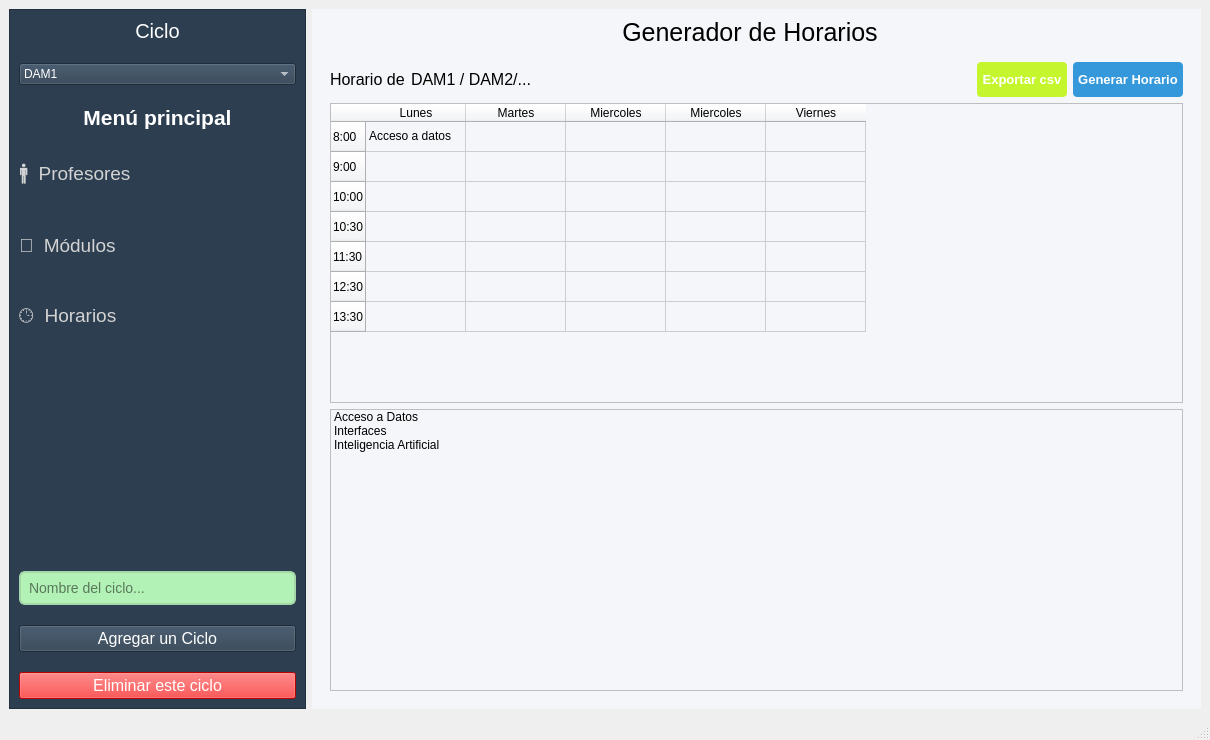
First picture: the form in src/ui/horarios.ui, repository IvanJesusCorbalanPascual/Creador-de-Horarios, before the edit.
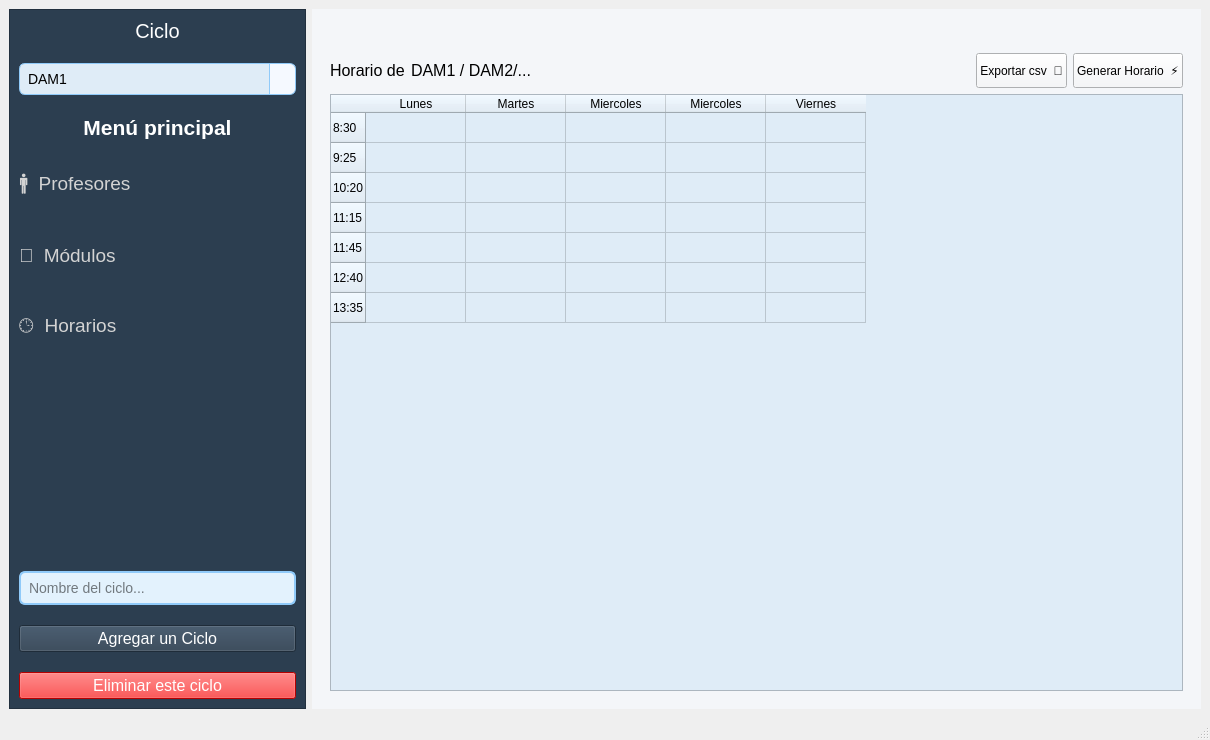
Second picture: the form after the edit. The open tabs and pages were chosen to show the change. Icons and pictures are not drawn.

Patch:
```diff
--- a/src/ui/horarios.ui
+++ b/src/ui/horarios.ui
@@ -74,7 +74,55 @@
           <cursorShape>PointingHandCursor</cursorShape>
          </property>
          <property name="styleSheet">
-          <string notr="true">color:white;</string>
+          <string notr="true">QComboBox {
+    background-color: #dfecf7;
+    /* Borde suave, usando el azul claro de la paleta */
+    border: 1px solid #90CAF9; 
+    border-radius: 6px;
+    padding: 6px 8px; /* Espacio para el texto */
+    font-size: 14px;
+}
+
+/* Foco: Borde azul fuerte al seleccionarlo (igual que LINETEXT) */
+QComboBox:focus {
+    border: 2px solid #1565C0; 
+    padding: 5px 7px; /* Compensar el borde más grueso */
+}
+
+/* Estilo del botón desplegable (donde está la flecha) */
+QComboBox::drop-down {
+    subcontrol-origin: padding;
+    subcontrol-position: top right;
+    width: 25px; 
+    border-left: 1px solid #90CAF9; /* Separador sutil */
+    border-top-right-radius: 6px;
+    border-bottom-right-radius: 6px;
+    background-color: #F5F9FF; /* Fondo ligeramente azulado para el botón */
+}
+
+/* Hover en el botón desplegable */
+QComboBox::drop-down:hover {
+    background-color: #E3F2FD; /* Azul más claro al pasar el ratón */
+}
+
+/* Estilo de la flecha */
+
+
+/* Estilo de la lista desplegable (la ventana que aparece) */
+QComboBox QAbstractItemView {
+    border: 1px solid #1565C0; /* Borde azul sólido */
+    border-radius: 4px;
+    selection-background-color: #64B5F6; /* Azul vibrante al seleccionar un ítem */
+    selection-color: white;
+    background-color: white;
+    padding: 4px;
+}
+
+/* Estado al pasar el ratón por los ítems de la lista */
+QComboBox QAbstractItemView::item:hover {
+    background-color: #BBDEFB; /* Azul claro para el hover */
+    color: #0D47A1;
+}</string>
          </property>
          <item>
           <property name="text">
@@ -279,24 +327,23 @@
          <property name="styleSheet">
           <string notr="true">/* --- Inputs y Combos --- */
 QLineEdit{
-    border: 2px solid #a5d6a7; /* Borde más visible (Estado Normal) */
+    border: 2px solid #90CAF9; 
     border-radius: 6px;
     padding: 6px;
-    background-color: #b3f2b6;
+    background-color: #E3F2FD;
     font-size: 14px;
 }
 
-/* Foco: Cuando el usuario hace clic (mantiene el fuerte) */
+/* Foco */
 QLineEdit:focus {
     border: 2px solid #2e7d32; /* Foco verde fuerte */
 }
 
-/* HOVER ESPECÍFICO para el campo de entrada del ciclo (le_ciclo) */
+/* Hover */
 QLineEdit#le_ciclo:hover {
-	background-color:#82e887;
-    border: 2px solid #2e7d32; /* Verde más vibrante al pasar el ratón */
-}
-</string>
+    background-color:#BBDEFB;
+    border: 2px solid #1565C0; 
+}</string>
          </property>
          <property name="placeholderText">
           <string>Nombre del ciclo...</string>
@@ -360,32 +407,6 @@
          <property name="bottomMargin">
           <number>0</number>
          </property>
-         <item>
-          <spacer name="horizontalSpacer_5">
-           <property name="orientation">
-            <enum>Qt::Horizontal</enum>
-           </property>
-           <property name="sizeHint" stdset="0">
-            <size>
-             <width>40</width>
-             <height>20</height>
-            </size>
-           </property>
-          </spacer>
-         </item>
-         <item>
-          <widget class="QLabel" name="label_6">
-           <property name="styleSheet">
-            <string notr="true">font-size:25px;</string>
-           </property>
-           <property name="text">
-            <string>Generador de Horarios</string>
-           </property>
-           <property name="alignment">
-            <set>Qt::AlignCenter</set>
-           </property>
-          </widget>
-         </item>
          <item>
           <spacer name="horizontalSpacer_4">
            <property name="orientation">
@@ -807,25 +828,10 @@
                 <cursorShape>PointingHandCursor</cursorShape>
                </property>
                <property name="styleSheet">
-                <string notr="true">QPushButton {
-    background-color: #c5f52c; /* amarillo  */
-    color: white;
-    font-weight: bold;
-    font-size: 13px; /* Letra un pelín más pequeña */
-    border-radius: 4px; /* Bordes menos redondeados, más serio */
-    padding: 5px;
-}
-
-QPushButton:hover {
-    background-color: #a8d90b; /* Un poco más oscuro al pasar el ratón */
-}
-
-QPushButton:pressed {
-    background-color: #8fb80b; /* Un toque sutil al clicar */
-}</string>
+                <string notr="true"/>
                </property>
                <property name="text">
-                <string>Exportar csv</string>
+                <string>Exportar csv  📃</string>
                </property>
               </widget>
              </item>
@@ -845,34 +851,18 @@
                </property>
                <property name="font">
                 <font>
-                 <pointsize>-1</pointsize>
-                 <weight>75</weight>
-                 <bold>true</bold>
+                 <weight>50</weight>
+                 <bold>false</bold>
                 </font>
                </property>
                <property name="cursor">
                 <cursorShape>PointingHandCursor</cursorShape>
                </property>
                <property name="styleSheet">
-                <string notr="true">QPushButton {
-    background-color: #3498db; /* Azul profesional (mismo tono que suele usarse con temas oscuros) */
-    color: white;
-    font-weight: bold;
-    font-size: 13px; /* Letra un pelín más pequeña */
-    border-radius: 4px; /* Bordes menos redondeados, más serio */
-    padding: 5px;
-}
-
-QPushButton:hover {
-    background-color: #2980b9; /* Un poco más oscuro al pasar el ratón */
-}
-
-QPushButton:pressed {
-    background-color: #1abc9c; /* Un toque sutil al clicar */
-}</string>
+                <string notr="true"/>
                </property>
                <property name="text">
-                <string>Generar Horario</string>
+                <string>Generar Horario  ⚡️</string>
                </property>
               </widget>
              </item>
@@ -887,22 +877,7 @@
               </size>
              </property>
              <property name="styleSheet">
-              <string>QPushButton {
-    background-color: #c5f52c; /* amarillo  */
-    color: white;
-    font-weight: bold;
-    font-size: 13px; /* Letra un pelín más pequeña */
-    border-radius: 4px; /* Bordes menos redondeados, más serio */
-    padding: 5px;
-}
-
-QPushButton:hover {
-    background-color: #a8d90b; /* Un poco más oscuro al pasar el ratón */
-}
-
-QPushButton:pressed {
-    background-color: #8fb80b; /* Un toque sutil al clicar */
-}</string>
+              <string notr="true">background-color:#dfecf7;</string>
              </property>
              <property name="editTriggers">
               <set>QAbstractItemView::NoEditTriggers</set>
@@ -918,37 +893,37 @@
              </property>
              <row>
               <property name="text">
-               <string>8:00</string>
+               <string>8:30</string>
               </property>
              </row>
              <row>
               <property name="text">
-               <string>9:00</string>
+               <string>9:25</string>
               </property>
              </row>
              <row>
               <property name="text">
-               <string>10:00</string>
+               <string>10:20</string>
               </property>
              </row>
              <row>
               <property name="text">
-               <string>10:30</string>
+               <string>11:15</string>
               </property>
              </row>
              <row>
               <property name="text">
-               <string>11:30</string>
+               <string>11:45</string>
               </property>
              </row>
              <row>
               <property name="text">
-               <string>12:30</string>
+               <string>12:40</string>
               </property>
              </row>
              <row>
               <property name="text">
-               <string>13:30</string>
+               <string>13:35</string>
               </property>
              </row>
              <column>
@@ -978,26 +953,7 @@
              </column>
              <item row="0" column="0">
               <property name="text">
-               <string>Acceso a datos</string>
-              </property>
-             </item>
-            </widget>
-           </item>
-           <item>
-            <widget class="QListWidget" name="listWidget">
-             <item>
-              <property name="text">
-               <string>Acceso a Datos</string>
-              </property>
-             </item>
-             <item>
-              <property name="text">
-               <string>Interfaces</string>
-              </property>
-             </item>
-             <item>
-              <property name="text">
-               <string>Inteligencia Artificial</string>
+               <string/>
               </property>
              </item>
             </widget>
```
Left out of the diff: 28 changed lines with no effect on the pictures.
